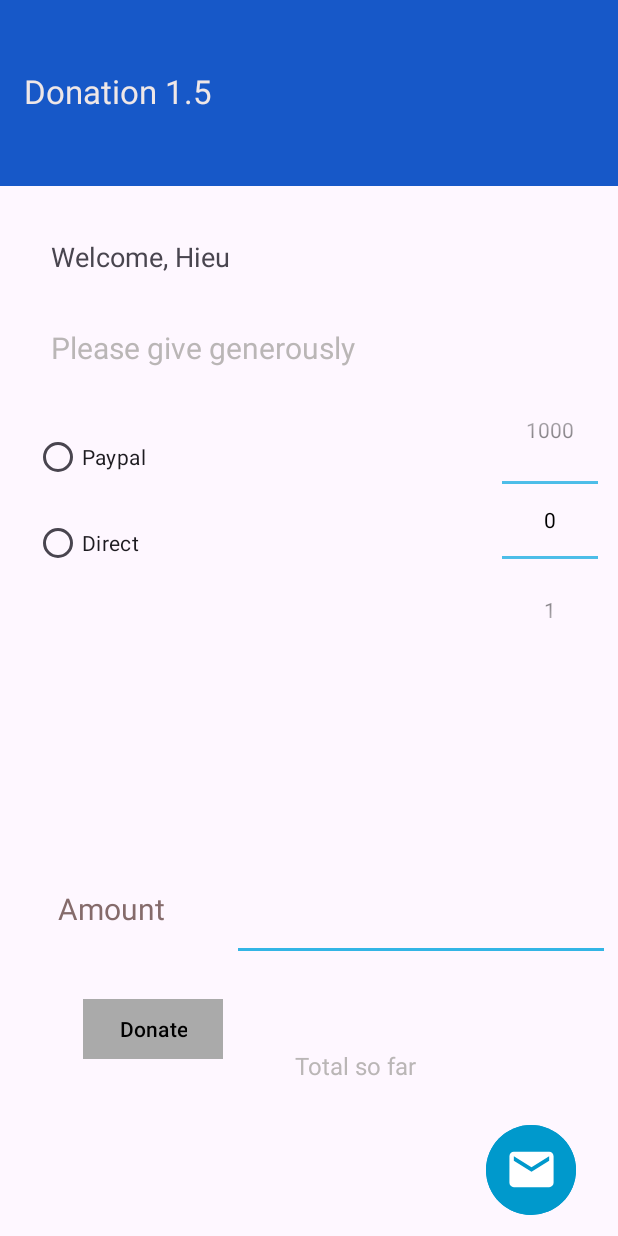
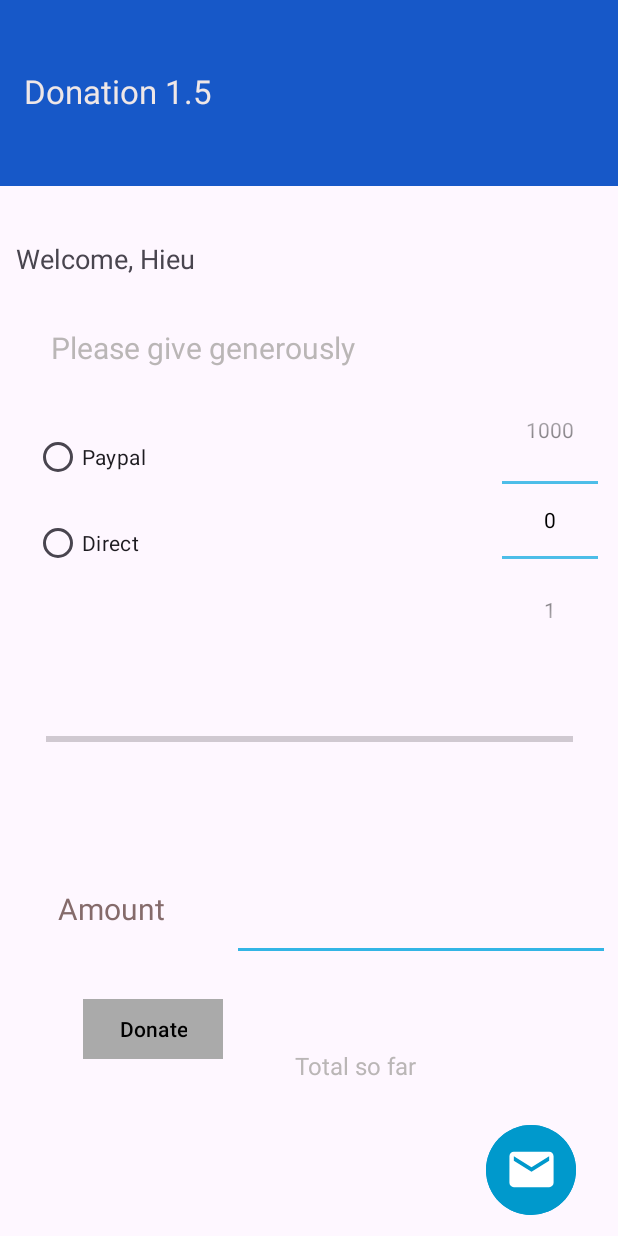
Before and after one commit to Kaasw/MobDev_INT3120_20, an Android app: the screen it shows after launch (MainActivity), on a phone screen of 412 x 824 dp. Run offline under Robolectric (Android 15) with nearby library versions, the phone set to English and light mode, and no system bars.

Commit message:
Added progress bar

```diff
--- a/app/src/main/res/layout/activity_main.xml
+++ b/app/src/main/res/layout/activity_main.xml
@@ -101,13 +101,7 @@
         app:layout_constraintHorizontal_bias="0.0"
         app:layout_constraintStart_toStartOf="parent" />
 
-    <com.google.android.material.chip.ChipGroup
-        android:layout_width="wrap_content"
-        android:layout_height="wrap_content"
-        tools:layout_editor_absoluteX="52dp"
-        tools:layout_editor_absoluteY="268dp">
 
-    </com.google.android.material.chip.ChipGroup>
 
     <RadioGroup
         android:id="@+id/RGroup"
@@ -224,17 +218,31 @@
 
     <TextView
         android:id="@+id/textView4"
-        android:layout_width="120dp"
-        android:layout_height="40dp"
+        android:layout_width="167dp"
+        android:layout_height="37dp"
         android:layout_marginStart="34dp"
         android:layout_marginTop="24dp"
         android:layout_marginEnd="258dp"
         android:layout_marginBottom="8dp"
         android:text="Welcome, Hieu"
-        android:textSize="18dp"
+        android:textSize="18sp"
         app:layout_constraintBottom_toTopOf="@+id/textView6"
         app:layout_constraintEnd_toEndOf="parent"
         app:layout_constraintStart_toStartOf="parent"
         app:layout_constraintTop_toBottomOf="@+id/materialToolbar" />
 
+    <ProgressBar
+        android:id="@+id/progressBar"
+        style="?android:attr/progressBarStyleHorizontal"
+        android:layout_width="351dp"
+        android:layout_height="21dp"
+        android:layout_marginStart="30dp"
+        android:layout_marginTop="34dp"
+        android:layout_marginEnd="30dp"
+        android:layout_marginBottom="73dp"
+        app:layout_constraintBottom_toTopOf="@+id/textInputEditText1"
+        app:layout_constraintEnd_toEndOf="parent"
+        app:layout_constraintStart_toStartOf="parent"
+        app:layout_constraintTop_toBottomOf="@+id/numPick" />
+
 </androidx.constraintlayout.widget.ConstraintLayout>
```
